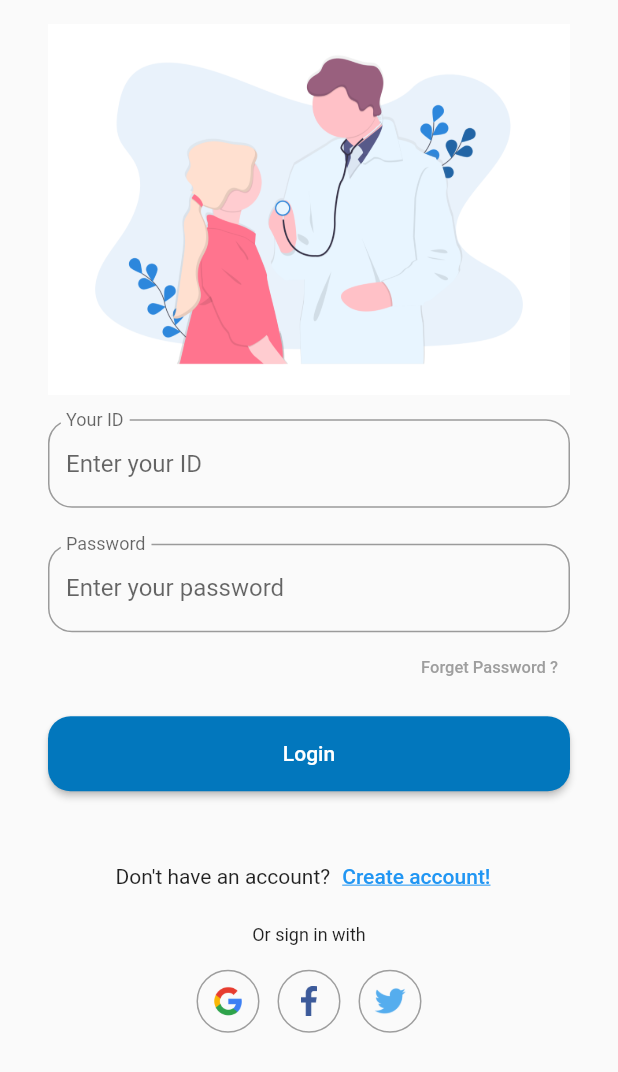
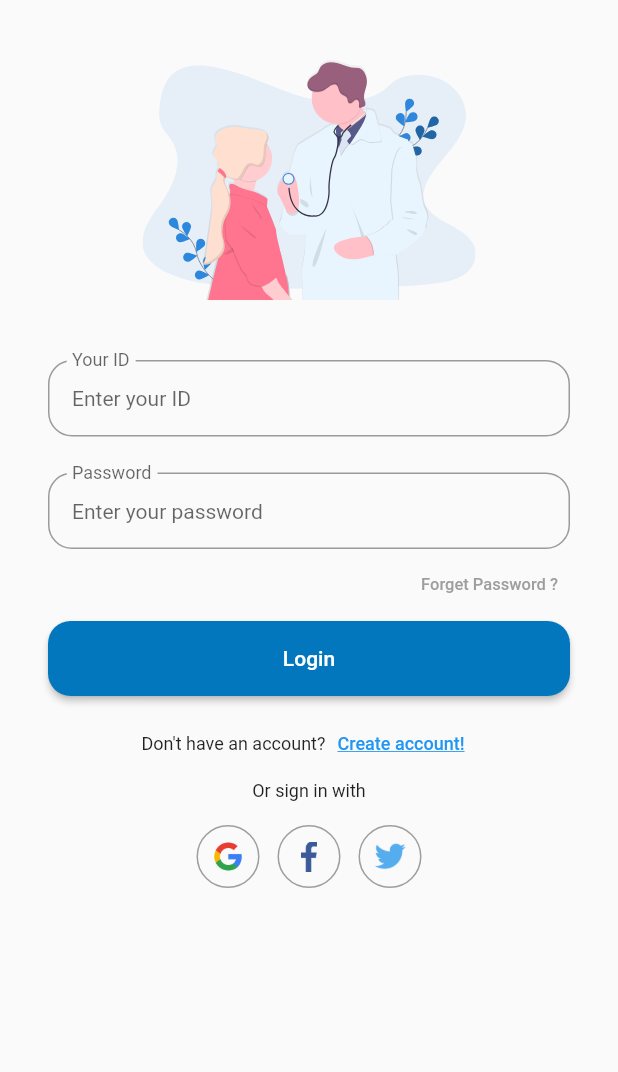
Before and after one commit to ferdy-adr/periksain_aja_flutter, a Flutter app: the screen it shows after launch, on a phone screen of 412 x 824 dp. Shown: the top 1072 px of the screen. Run offline on Flutter 3.47's test engine with Material 2 defaults, Android fonts, the light colour scheme and no system bars; our stand-ins replace flutter_svg.

Commit message:
improve UI LoginScreen

```diff
--- a/lib/login_screen.dart
+++ b/lib/login_screen.dart
@@ -1,4 +1,6 @@
 import 'package:flutter/material.dart';
+// ignore: depend_on_referenced_packages
+import 'package:flutter_svg/flutter_svg.dart';
 
 class LoginScreen extends StatefulWidget {
   const LoginScreen({Key? key}) : super(key: key);
@@ -22,7 +24,13 @@ class _LoginScreenState extends State<LoginScreen> {
               ),
               child: Column(
                 children: [
-                  Image.asset('assets/images/login-illustration.png'),
+                  Padding(
+                    padding: const EdgeInsets.symmetric(vertical: 24.0),
+                    child: SvgPicture.asset(
+                      'assets/images/login-illustration.svg',
+                      height: 160,
+                    ),
+                  ),
                   Padding(
                     padding: const EdgeInsets.symmetric(vertical: 16.0),
                     child: TextField(
@@ -33,6 +41,9 @@ class _LoginScreenState extends State<LoginScreen> {
                         labelText: 'Your ID',
                         floatingLabelBehavior: FloatingLabelBehavior.always,
                         hintText: 'Enter your ID',
+                        hintStyle: const TextStyle(fontSize: 14.0),
+                        isDense: true,
+                        contentPadding: const EdgeInsets.all(16.0),
                       ),
                     ),
                   ),
@@ -47,6 +58,9 @@ class _LoginScreenState extends State<LoginScreen> {
                         labelText: 'Password',
                         floatingLabelBehavior: FloatingLabelBehavior.always,
                         hintText: 'Enter your password',
+                        hintStyle: const TextStyle(fontSize: 14.0),
+                        isDense: true,
+                        contentPadding: const EdgeInsets.all(16.0),
                       ),
                     ),
                   ),
@@ -67,7 +81,10 @@ class _LoginScreenState extends State<LoginScreen> {
                     ],
                   ),
                   Padding(
-                    padding: const EdgeInsets.symmetric(vertical: 8.0),
+                    padding: const EdgeInsets.only(
+                      top: 0.0,
+                      bottom: 8.0,
+                    ),
                     child: Row(
                       children: [
                         Expanded(
@@ -88,17 +105,20 @@ class _LoginScreenState extends State<LoginScreen> {
                       ],
                     ),
                   ),
-                  const SizedBox(height: 25.0),
                   Row(
                     mainAxisAlignment: MainAxisAlignment.center,
                     children: [
-                      const Text('Don\'t have an account?'),
+                      const Text(
+                        'Don\'t have an account?',
+                        style: TextStyle(fontSize: 12.0),
+                      ),
                       TextButton(
                         onPressed: () {},
                         child: const Text(
                           'Create account!',
                           style: TextStyle(
                             decoration: TextDecoration.underline,
+                            fontSize: 12.0,
                           ),
                         ),
                       ),
@@ -106,7 +126,7 @@ class _LoginScreenState extends State<LoginScreen> {
                   ),
                   const Padding(
                     padding: EdgeInsets.only(
-                      top: 8.0,
+                      top: 0.0,
                       bottom: 16.0,
                     ),
                     child: Text(
--- a/pubspec.yaml
+++ b/pubspec.yaml
@@ -38,6 +38,7 @@ dependencies:
 dev_dependencies:
   flutter_test:
     sdk: flutter
+  flutter_svg: ^1.1.0
 
   # The "flutter_lints" package below contains a set of recommended lints to
   # encourage good coding practices. The lint set provided by the package is
```
Also changed, not shown: assets/images/login-illustration.svg (added), pubspec.lock.
